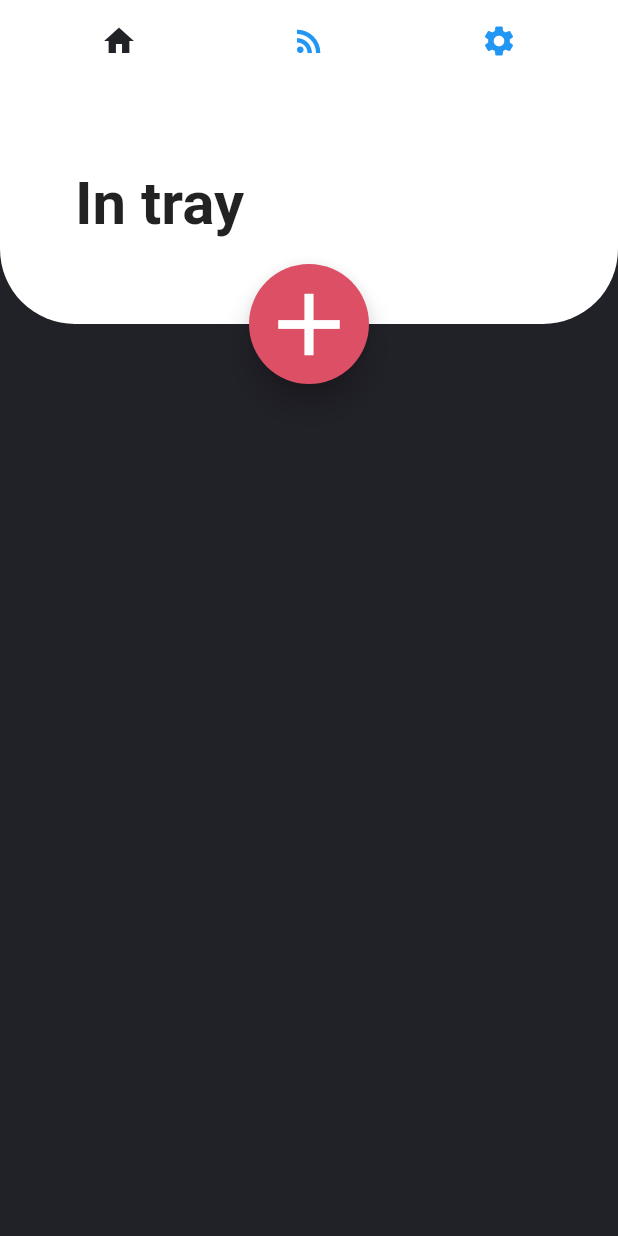
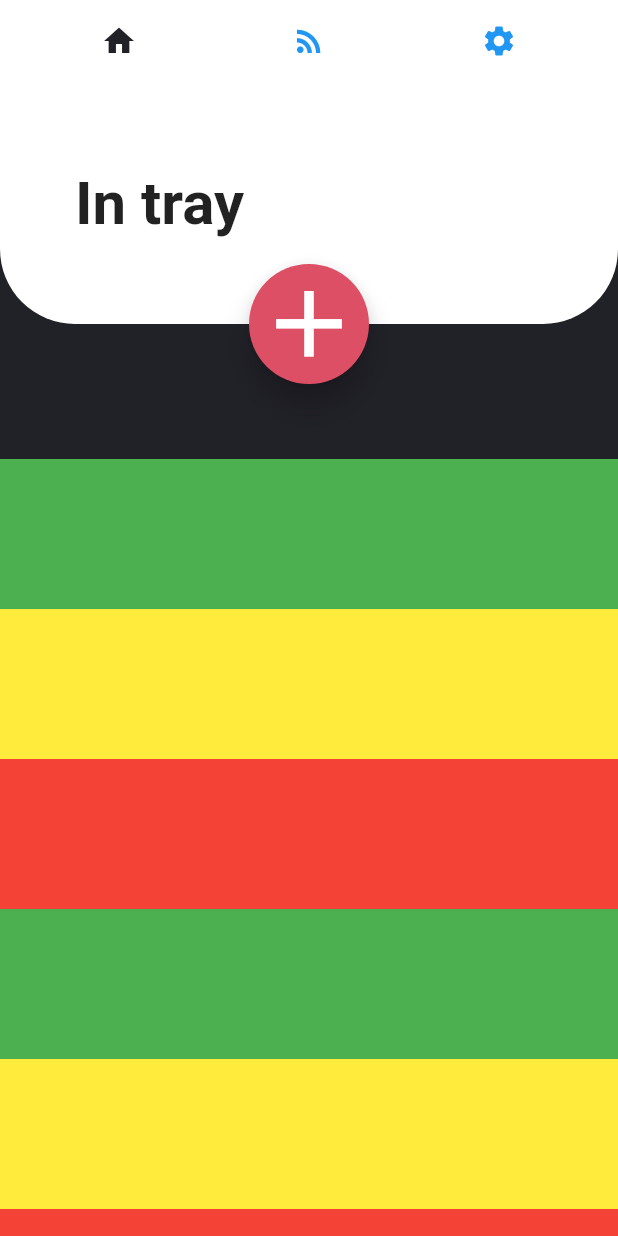
Before and after one commit to etEthiopia/flutterTodo, a Flutter app: the screen it shows after launch, on a phone screen of 412 x 824 dp. Run offline on Flutter 3.47's test engine with Material 2 defaults, Android fonts, the phone set to English and light mode, and no system bars; Roboto replaces fonts that are missing (Avenir).

```diff
--- a/lib/main.dart
+++ b/lib/main.dart
@@ -1,4 +1,5 @@
 import 'package:flutter/material.dart';
+import 'package:todoapp/pages/intray/intray_rename.dart';
 import 'models/global.dart';
 
 void main() => runApp(MyApp());
@@ -39,9 +40,7 @@ class _MyHomePageState extends State<MyHomePage> {
             body: Stack(children: <Widget>[
               TabBarView(
                 children: [
-                  new Container(
-                    color: darkGreyColor,
-                  ),
+                  IntrayPage(),
                   new Container(
                     color: Colors.orange,
                   ),
@@ -80,7 +79,7 @@ class _MyHomePageState extends State<MyHomePage> {
                       onPressed: () {},
                       child: Icon(
                         Icons.add,
-                        size: 70,
+                        size: 75,
                       ),
                       backgroundColor: redColor,
                     ),
--- /dev/null
+++ b/lib/pages/intray/intray_rename.dart
@@ -0,0 +1,28 @@
+import 'package:flutter/material.dart';
+import '../../models/global.dart';
+
+class IntrayPage extends StatefulWidget {
+  @override
+  _IntrayPage createState() => _IntrayPage();
+}
+
+class _IntrayPage extends State<IntrayPage> {
+  @override
+  Widget build(BuildContext context) {
+    return Container(
+        padding: EdgeInsets.only(top: 250),
+        color: darkGreyColor,
+        child: ListView(children: getList()));
+  }
+
+  List<Widget> getList() {
+    return [
+      Container(height: 100, color: Colors.green),
+      Container(height: 100, color: Colors.yellow),
+      Container(height: 100, color: Colors.red),
+      Container(height: 100, color: Colors.green),
+      Container(height: 100, color: Colors.yellow),
+      Container(height: 100, color: Colors.red),
+    ];
+  }
+}
```
